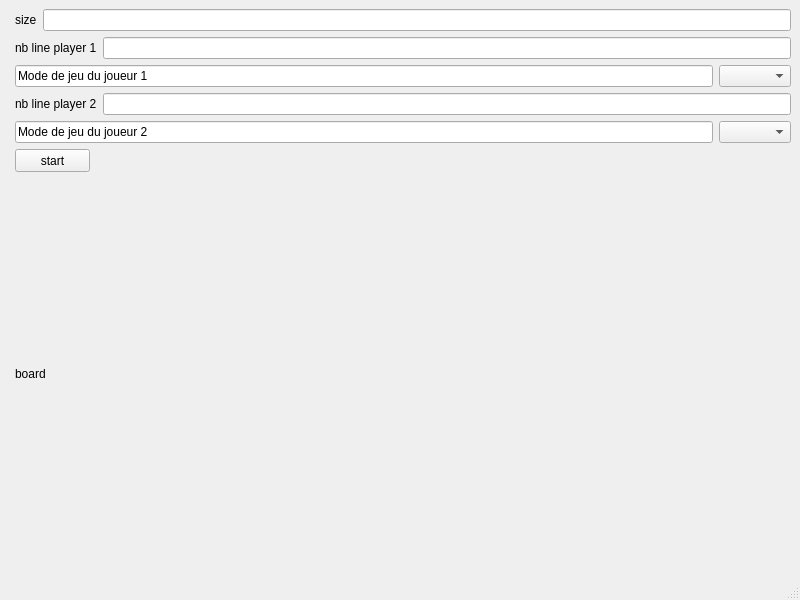
Old version of the form qt/checkers/mainwindow2.ui in the repository romaincarlsen/EtudesPratiques.
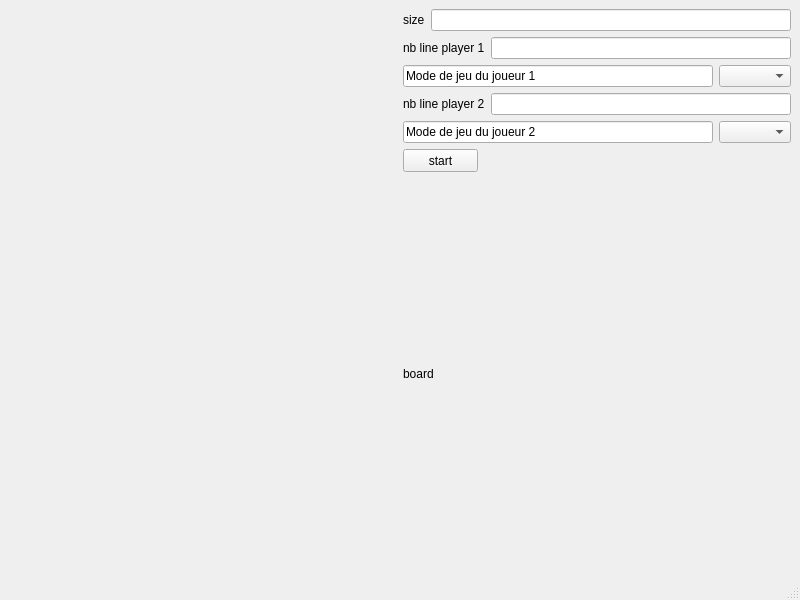
New version of the form.

What changed in the file:
```diff
--- a/qt/checkers/mainwindow2.ui
+++ b/qt/checkers/mainwindow2.ui
@@ -14,7 +14,7 @@
    </rect>
   </property>
   <property name="sizePolicy">
-   <sizepolicy hsizetype="Maximum" vsizetype="Maximum">
+   <sizepolicy hsizetype="MinimumExpanding" vsizetype="MinimumExpanding">
     <horstretch>0</horstretch>
     <verstretch>0</verstretch>
    </sizepolicy>
@@ -23,6 +23,18 @@
    <string>Jeu de dames</string>
   </property>
   <widget class="QWidget" name="centralwidget">
+   <property name="sizePolicy">
+    <sizepolicy hsizetype="MinimumExpanding" vsizetype="MinimumExpanding">
+     <horstretch>0</horstretch>
+     <verstretch>0</verstretch>
+    </sizepolicy>
+   </property>
+   <property name="maximumSize">
+    <size>
+     <width>16777215</width>
+     <height>16777215</height>
+    </size>
+   </property>
    <layout class="QHBoxLayout" name="horizontalLayout_7">
     <item>
      <widget class="QFrame" name="border">
@@ -30,7 +42,7 @@
        <bool>true</bool>
       </property>
       <property name="sizePolicy">
-       <sizepolicy hsizetype="Minimum" vsizetype="Minimum">
+       <sizepolicy hsizetype="MinimumExpanding" vsizetype="MinimumExpanding">
         <horstretch>0</horstretch>
         <verstretch>0</verstretch>
        </sizepolicy>
```
Left out of the diff: 3 changed lines with no effect on the pictures.
